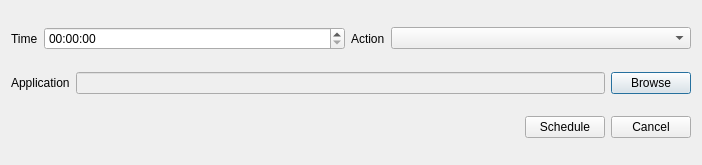
First picture: the form in ranhNenLamToolProject/addscheduledtaskdialog.ui, repository Huy-Dinh/ranhNenLamTool, before the edit.
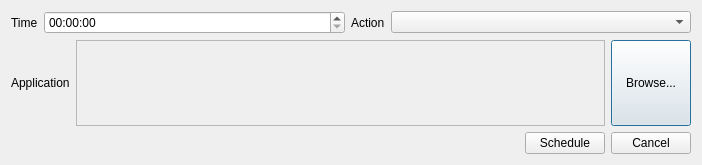
Second picture: the form after the edit.

```diff
--- a/ranhNenLamToolProject/addscheduledtaskdialog.ui
+++ b/ranhNenLamToolProject/addscheduledtaskdialog.ui
@@ -19,7 +19,7 @@
   <property name="windowTitle">
    <string>Dialog</string>
   </property>
-  <layout class="QVBoxLayout" name="verticalLayout">
+  <layout class="QVBoxLayout" name="verticalLayout" stretch="1,2,1">
    <item>
     <layout class="QHBoxLayout" name="timeActionLayout">
      <item>
@@ -36,7 +36,11 @@
       </widget>
      </item>
      <item>
-      <widget class="QTimeEdit" name="timeTimeEdit"/>
+      <widget class="QTimeEdit" name="timeTimeEdit">
+       <property name="displayFormat">
+        <string>hh:mm:ss</string>
+       </property>
+      </widget>
      </item>
      <item>
       <widget class="QLabel" name="actionLabel">
@@ -66,19 +70,22 @@
       </widget>
      </item>
      <item>
-      <widget class="QLineEdit" name="applicationLineEdit">
+      <widget class="QTextEdit" name="applicationTextEdit">
        <property name="enabled">
         <bool>false</bool>
        </property>
-       <property name="readOnly">
-        <bool>true</bool>
-       </property>
       </widget>
      </item>
      <item>
       <widget class="QPushButton" name="browseButton">
+       <property name="sizePolicy">
+        <sizepolicy hsizetype="Minimum" vsizetype="Expanding">
+         <horstretch>0</horstretch>
+         <verstretch>0</verstretch>
+        </sizepolicy>
+       </property>
        <property name="text">
-        <string>Browse</string>
+        <string>Browse...</string>
        </property>
       </widget>
      </item>
```
Left out of the diff: 2 changed lines with no effect on the pictures.
